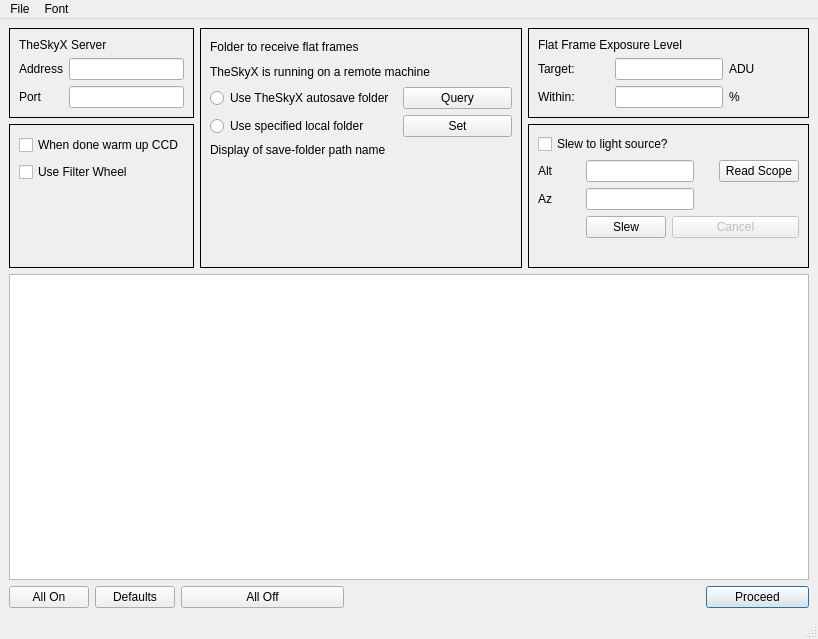
Qt form MainWindow.ui (RMcDOttawa/FlatCaptureNow1) before a commit.
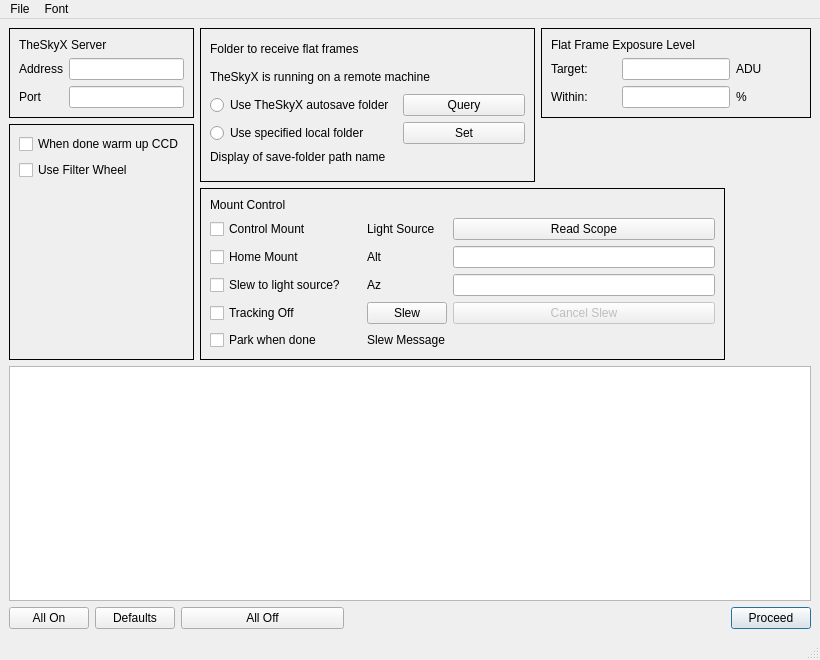
The same form after that commit.

Commit message: Reorganized and consolidated mount control options: home, slew, track-off, and park mount. Simplified Preferences dialog.

```diff
--- a/MainWindow.ui
+++ b/MainWindow.ui
@@ -6,21 +6,21 @@
    <rect>
     <x>0</x>
     <y>0</y>
-    <width>818</width>
-    <height>639</height>
+    <width>820</width>
+    <height>660</height>
    </rect>
   </property>
   <property name="minimumSize">
    <size>
-    <width>818</width>
-    <height>623</height>
+    <width>820</width>
+    <height>660</height>
    </size>
   </property>
   <property name="windowTitle">
    <string>MainWindow</string>
   </property>
   <widget class="QWidget" name="centralwidget">
-   <layout class="QGridLayout" name="gridLayout_5">
+   <layout class="QGridLayout" name="gridLayout_6">
     <item row="0" column="0" colspan="3">
      <widget class="QFrame" name="serverGroup">
       <property name="frameShape">
@@ -71,17 +71,27 @@
        <enum>QFrame::Box</enum>
       </property>
       <layout class="QGridLayout" name="gridLayout">
-       <item row="3" column="0">
-        <widget class="QRadioButton" name="useLocal">
+       <item row="0" column="0">
+        <widget class="QLabel" name="Subtitle_3">
+         <property name="text">
+          <string>Folder to receive flat frames</string>
+         </property>
+        </widget>
+       </item>
+       <item row="2" column="1">
+        <widget class="QPushButton" name="queryAutosave">
+         <property name="sizePolicy">
+          <sizepolicy hsizetype="Preferred" vsizetype="Fixed">
+           <horstretch>0</horstretch>
+           <verstretch>0</verstretch>
+          </sizepolicy>
+         </property>
          <property name="toolTip">
-          <string>Use a folder on this computer, specified by clicking &quot;Set&quot;</string>
+          <string>If TheSkyX is running, ask it the autosave path.</string>
          </property>
          <property name="text">
-          <string>Use specified local folder </string>
+          <string>Query</string>
          </property>
-         <attribute name="buttonGroup">
-          <string notr="true">folderGroup</string>
-         </attribute>
         </widget>
        </item>
        <item row="4" column="0">
@@ -100,58 +110,6 @@
          </property>
         </widget>
        </item>
-       <item row="2" column="1">
-        <widget class="QPushButton" name="queryAutosave">
-         <property name="sizePolicy">
-          <sizepolicy hsizetype="Preferred" vsizetype="Fixed">
-           <horstretch>0</horstretch>
-           <verstretch>0</verstretch>
-          </sizepolicy>
-         </property>
-         <property name="toolTip">
-          <string>If TheSkyX is running, ask it the autosave path.</string>
-         </property>
-         <property name="text">
-          <string>Query</string>
-         </property>
-        </widget>
-       </item>
-       <item row="0" column="0">
-        <widget class="QLabel" name="Subtitle_3">
-         <property name="text">
-          <string>Folder to receive flat frames</string>
-         </property>
-        </widget>
-       </item>
-       <item row="3" column="1">
-        <widget class="QPushButton" name="setLocal">
-         <property name="sizePolicy">
-          <sizepolicy hsizetype="Preferred" vsizetype="Fixed">
-           <horstretch>0</horstretch>
-           <verstretch>0</verstretch>
-          </sizepolicy>
-         </property>
-         <property name="toolTip">
-          <string>Select the folder where TheSkyX will store the acquired frames.</string>
-         </property>
-         <property name="text">
-          <string>Set</string>
-         </property>
-        </widget>
-       </item>
-       <item row="2" column="0">
-        <widget class="QRadioButton" name="useAutosave">
-         <property name="toolTip">
-          <string>Use the path from TheSkyX's camera tab, AutoSave button. The folder MUST exist.</string>
-         </property>
-         <property name="text">
-          <string>Use TheSkyX autosave folder </string>
-         </property>
-         <attribute name="buttonGroup">
-          <string notr="true">folderGroup</string>
-         </attribute>
-        </widget>
-       </item>
        <item row="1" column="0" colspan="2">
         <widget class="QLabel" name="whereRunning">
          <property name="toolTip">
@@ -162,101 +120,80 @@
          </property>
         </widget>
        </item>
-       <item row="5" column="0">
-        <spacer name="verticalSpacer_2">
-         <property name="orientation">
-          <enum>Qt::Vertical</enum>
-         </property>
-         <property name="sizeType">
-          <enum>QSizePolicy::Fixed</enum>
-         </property>
-         <property name="sizeHint" stdset="0">
-          <size>
-           <width>20</width>
-           <height>97</height>
-          </size>
-         </property>
-        </spacer>
-       </item>
-      </layout>
-     </widget>
-    </item>
-    <item row="0" column="5" colspan="2">
-     <widget class="QFrame" name="ADUsettings">
-      <property name="frameShape">
-       <enum>QFrame::Box</enum>
-      </property>
-      <layout class="QGridLayout" name="gridLayout_2">
-       <item row="0" column="0" colspan="2">
-        <widget class="QLabel" name="Subtitle_2">
-         <property name="text">
-          <string>Flat Frame Exposure Level</string>
-         </property>
-        </widget>
-       </item>
-       <item row="1" column="0">
-        <widget class="QLabel" name="label_5">
-         <property name="text">
-          <string>Target:</string>
-         </property>
-        </widget>
-       </item>
-       <item row="1" column="1">
-        <widget class="QLineEdit" name="targetAdus">
-         <property name="sizePolicy">
-          <sizepolicy hsizetype="Fixed" vsizetype="Fixed">
-           <horstretch>0</horstretch>
-           <verstretch>0</verstretch>
-          </sizepolicy>
-         </property>
-         <property name="toolTip">
-          <string>Average exposure of pixels in flat frame. Usually about 30% of your camera's full well depth.</string>
-         </property>
-        </widget>
-       </item>
-       <item row="1" column="2">
-        <widget class="QLabel" name="label_6">
-         <property name="text">
-          <string>ADU</string>
-         </property>
-        </widget>
-       </item>
        <item row="2" column="0">
-        <widget class="QLabel" name="label_7">
+        <widget class="QRadioButton" name="useAutosave">
+         <property name="toolTip">
+          <string>Use the path from TheSkyX's camera tab, AutoSave button. The folder MUST exist.</string>
+         </property>
          <property name="text">
-          <string>Within:</string>
+          <string>Use TheSkyX autosave folder </string>
          </property>
+         <attribute name="buttonGroup">
+          <string notr="true">folderGroup</string>
+         </attribute>
         </widget>
        </item>
-       <item row="2" column="1">
-        <widget class="QLineEdit" name="aduTolerance">
+       <item row="3" column="0">
+        <widget class="QRadioButton" name="useLocal">
+         <property name="toolTip">
+          <string>Use a folder on this computer, specified by clicking &quot;Set&quot;</string>
+         </property>
+         <property name="text">
+          <string>Use specified local folder </string>
+         </property>
+         <attribute name="buttonGroup">
+          <string notr="true">folderGroup</string>
+         </attribute>
+        </widget>
+       </item>
+       <item row="3" column="1">
+        <widget class="QPushButton" name="setLocal">
          <property name="sizePolicy">
-          <sizepolicy hsizetype="Fixed" vsizetype="Fixed">
+          <sizepolicy hsizetype="Preferred" vsizetype="Fixed">
            <horstretch>0</horstretch>
            <verstretch>0</verstretch>
           </sizepolicy>
          </property>
          <property name="toolTip">
-          <string>How close to the target is acceptable?</string>
+          <string>Select the folder where TheSkyX will store the acquired frames.</string>
          </property>
-        </widget>
-       </item>
-       <item row="2" column="2">
-        <widget class="QLabel" name="label_8">
          <property name="text">
-          <string>%</string>
+          <string>Set</string>
          </property>
         </widget>
        </item>
       </layout>
      </widget>
     </item>
-    <item row="1" column="0" colspan="3">
+    <item row="1" column="0" rowspan="2" colspan="3">
      <widget class="QFrame" name="miscGroup">
       <property name="frameShape">
        <enum>QFrame::Box</enum>
       </property>
       <layout class="QGridLayout" name="gridLayout_4">
+       <item row="3" column="0">
+        <spacer name="verticalSpacer">
+         <property name="orientation">
+          <enum>Qt::Vertical</enum>
+         </property>
+         <property name="sizeType">
+          <enum>QSizePolicy::Fixed</enum>
+         </property>
+         <property name="sizeHint" stdset="0">
+          <size>
+           <width>20</width>
+           <height>170</height>
+          </size>
+         </property>
+        </spacer>
+       </item>
+       <item row="2" column="0">
+        <widget class="QCheckBox" name="useFilterWheel">
+         <property name="text">
+          <string>Use Filter Wheel</string>
+         </property>
+        </widget>
+       </item>
        <item row="1" column="0">
         <widget class="QCheckBox" name="warmWhenDone">
          <property name="toolTip">
@@ -267,39 +204,30 @@
          </property>
         </widget>
        </item>
-       <item row="2" column="0">
-        <widget class="QCheckBox" name="useFilterWheel">
-         <property name="text">
-          <string>Use Filter Wheel</string>
-         </property>
-        </widget>
-       </item>
-       <item row="3" column="0">
-        <spacer name="verticalSpacer">
-         <property name="orientation">
-          <enum>Qt::Vertical</enum>
-         </property>
-         <property name="sizeType">
-          <enum>QSizePolicy::Fixed</enum>
-         </property>
-         <property name="sizeHint" stdset="0">
-          <size>
-           <width>20</width>
-           <height>74</height>
-          </size>
-         </property>
-        </spacer>
-       </item>
       </layout>
      </widget>
     </item>
-    <item row="1" column="5" colspan="2">
+    <item row="2" column="3" colspan="3">
      <widget class="QFrame" name="frame">
       <property name="frameShape">
        <enum>QFrame::Box</enum>
       </property>
-      <layout class="QGridLayout" name="SlewGrid">
-       <item row="0" column="0" colspan="4">
+      <layout class="QGridLayout" name="gridLayout_5">
+       <item row="4" column="0">
+        <widget class="QCheckBox" name="trackingOff">
+         <property name="text">
+          <string>Tracking Off</string>
+         </property>
+        </widget>
+       </item>
+       <item row="3" column="2">
+        <widget class="QLabel" name="label_4">
+         <property name="text">
+          <string>Az</string>
+         </property>
+        </widget>
+       </item>
+       <item row="3" column="0">
         <widget class="QCheckBox" name="slewToSource">
          <property name="text">
           <string>Slew to light source?</string>
@@ -307,15 +235,33 @@
         </widget>
        </item>
        <item row="1" column="0">
+        <widget class="QCheckBox" name="controlMount">
+         <property name="text">
+          <string>Control Mount</string>
+         </property>
+        </widget>
+       </item>
+       <item row="0" column="0">
+        <widget class="QLabel" name="Subtitle_4">
+         <property name="text">
+          <string>Mount Control</string>
+         </property>
+        </widget>
+       </item>
+       <item row="2" column="0">
+        <widget class="QCheckBox" name="homeMount">
+         <property name="text">
+          <string>Home Mount</string>
+         </property>
+        </widget>
+       </item>
+       <item row="2" column="2">
         <widget class="QLabel" name="label">
          <property name="text">
           <string>Alt</string>
          </property>
         </widget>
        </item>
-       <item row="1" column="1" colspan="2" alignment="Qt::AlignLeft">
-        <widget class="QLineEdit" name="sourceAlt"/>
-       </item>
        <item row="1" column="3">
         <widget class="QPushButton" name="readScopeButton">
          <property name="text">
@@ -323,37 +269,63 @@
          </property>
         </widget>
        </item>
-       <item row="2" column="0">
-        <widget class="QLabel" name="label_4">
+       <item row="5" column="0">
+        <widget class="QCheckBox" name="parkWhenDone">
          <property name="text">
-          <string>Az</string>
+          <string>Park when done</string>
          </property>
         </widget>
        </item>
-       <item row="2" column="1" colspan="2" alignment="Qt::AlignLeft">
+       <item row="1" column="2">
+        <widget class="QLabel" name="label_9">
+         <property name="text">
+          <string>Light Source</string>
+         </property>
+        </widget>
+       </item>
+       <item row="2" column="1">
+        <spacer name="horizontalSpacer_2">
+         <property name="orientation">
+          <enum>Qt::Horizontal</enum>
+         </property>
+         <property name="sizeType">
+          <enum>QSizePolicy::Fixed</enum>
+         </property>
+         <property name="sizeHint" stdset="0">
+          <size>
+           <width>15</width>
+           <height>20</height>
+          </size>
+         </property>
+        </spacer>
+       </item>
+       <item row="2" column="3">
+        <widget class="QLineEdit" name="sourceAlt"/>
+       </item>
+       <item row="3" column="3">
         <widget class="QLineEdit" name="sourceAz"/>
        </item>
-       <item row="3" column="1">
+       <item row="4" column="2">
         <widget class="QPushButton" name="slewButton">
          <property name="text">
           <string>Slew</string>
          </property>
         </widget>
        </item>
-       <item row="3" column="2" colspan="2">
+       <item row="4" column="3">
         <widget class="QPushButton" name="cancelSlewButton">
          <property name="enabled">
           <bool>false</bool>
          </property>
          <property name="text">
-          <string>Cancel</string>
+          <string>Cancel Slew</string>
          </property>
         </widget>
        </item>
-       <item row="4" column="1" colspan="3" alignment="Qt::AlignTop">
+       <item row="5" column="2" colspan="2">
         <widget class="QLabel" name="slewMessage">
          <property name="text">
-          <string/>
+          <string>Slew Message</string>
          </property>
          <property name="wordWrap">
           <bool>true</bool>
@@ -363,7 +335,7 @@
       </layout>
      </widget>
     </item>
-    <item row="2" column="0" colspan="7">
+    <item row="3" column="0" colspan="7">
      <widget class="QTableView" name="sessionPlanTable">
       <property name="toolTip">
        <string>Numbers of flat frames that will be taken. Click to change a value.</string>
@@ -394,7 +366,7 @@
       </attribute>
      </widget>
     </item>
-    <item row="3" column="0">
+    <item row="4" column="0">
      <widget class="QPushButton" name="allOnButton">
       <property name="minimumSize">
        <size>
@@ -410,7 +382,7 @@
       </property>
      </widget>
     </item>
-    <item row="3" column="1">
+    <item row="4" column="1">
      <widget class="QPushButton" name="defaultsButton">
       <property name="minimumSize">
        <size>
@@ -426,7 +398,7 @@
       </property>
      </widget>
     </item>
-    <item row="3" column="2" colspan="2">
+    <item row="4" column="2" colspan="2">
      <widget class="QPushButton" name="allOffButton">
       <property name="sizePolicy">
        <sizepolicy hsizetype="Minimum" vsizetype="Fixed">
@@ -448,7 +420,7 @@
       </property>
      </widget>
     </item>
-    <item row="3" column="4" colspan="2">
+    <item row="4" column="4" colspan="2">
      <spacer name="horizontalSpacer">
       <property name="orientation">
        <enum>Qt::Horizontal</enum>
@@ -461,7 +433,7 @@
       </property>
      </spacer>
     </item>
-    <item row="3" column="6">
+    <item row="4" column="6">
      <widget class="QPushButton" name="proceedButton">
       <property name="text">
        <string>Proceed</string>
@@ -471,6 +443,76 @@
       </property>
      </widget>
     </item>
+    <item row="0" column="5" colspan="2">
+     <widget class="QFrame" name="ADUsettings">
+      <property name="frameShape">
+       <enum>QFrame::Box</enum>
+      </property>
+      <layout class="QGridLayout" name="gridLayout_2">
+       <item row="1" column="0">
+        <widget class="QLabel" name="label_5">
+         <property name="text">
+          <string>Target:</string>
+         </property>
+        </widget>
+       </item>
+       <item row="1" column="1">
+        <widget class="QLineEdit" name="targetAdus">
+         <property name="sizePolicy">
+          <sizepolicy hsizetype="Fixed" vsizetype="Fixed">
+           <horstretch>0</horstretch>
+           <verstretch>0</verstretch>
+          </sizepolicy>
+         </property>
+         <property name="toolTip">
+          <string>Average exposure of pixels in flat frame. Usually about 30% of your camera's full well depth.</string>
+         </property>
+        </widget>
+       </item>
+       <item row="1" column="2">
+        <widget class="QLabel" name="label_6">
+         <property name="text">
+          <string>ADU</string>
+         </property>
+        </widget>
+       </item>
+       <item row="2" column="0">
+        <widget class="QLabel" name="label_7">
+         <property name="text">
+          <string>Within:</string>
+         </property>
+        </widget>
+       </item>
+       <item row="2" column="1">
+        <widget class="QLineEdit" name="aduTolerance">
+         <property name="sizePolicy">
+          <sizepolicy hsizetype="Fixed" vsizetype="Fixed">
+           <horstretch>0</horstretch>
+           <verstretch>0</verstretch>
+          </sizepolicy>
+         </property>
+         <property name="toolTip">
+          <string>How close to the target is acceptable?</string>
+         </property>
+        </widget>
+       </item>
+       <item row="2" column="2">
+        <widget class="QLabel" name="label_8">
+         <property name="text">
+          <string>%</string>
+         </property>
+        </widget>
+       </item>
+       <item row="0" column="0" colspan="3">
+        <widget class="QLabel" name="Subtitle_2">
+         <property name="text">
+          <string>Flat Frame Exposure Level</string>
+         </property>
+        </widget>
+       </item>
+      </layout>
+     </widget>
+    </item>
    </layout>
   </widget>
   <widget class="QMenuBar" name="menubar">
@@ -478,7 +520,7 @@
     <rect>
      <x>0</x>
      <y>0</y>
-     <width>818</width>
+     <width>820</width>
      <height>22</height>
     </rect>
    </property>
```
The commit also changes 10 other files.
